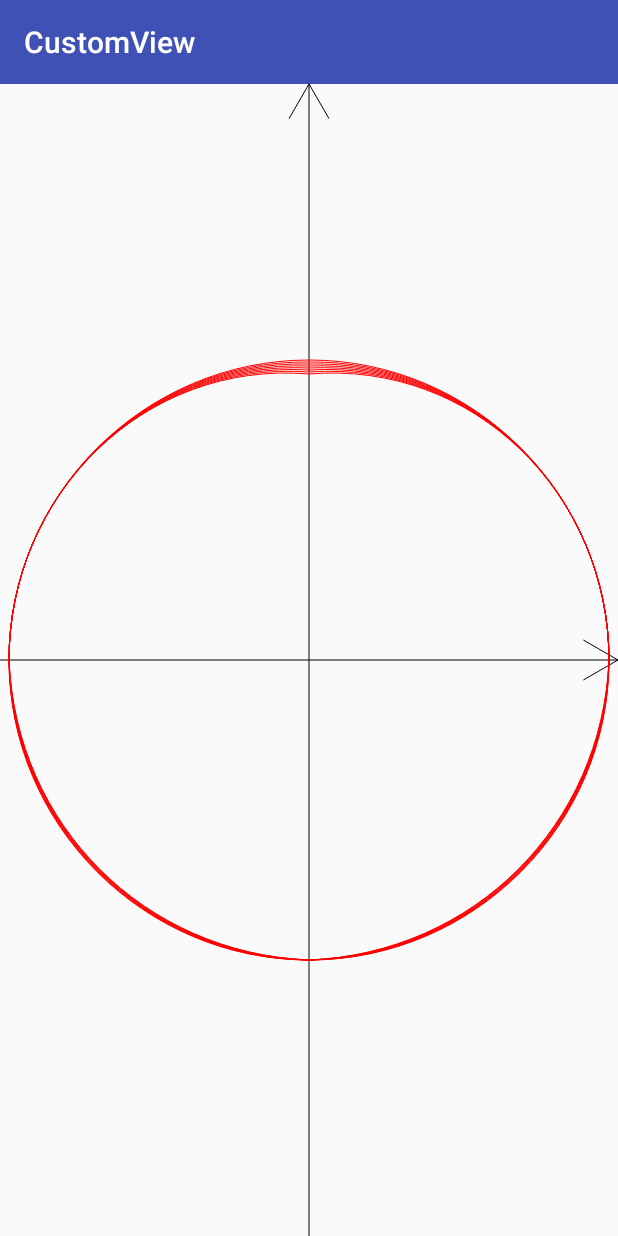
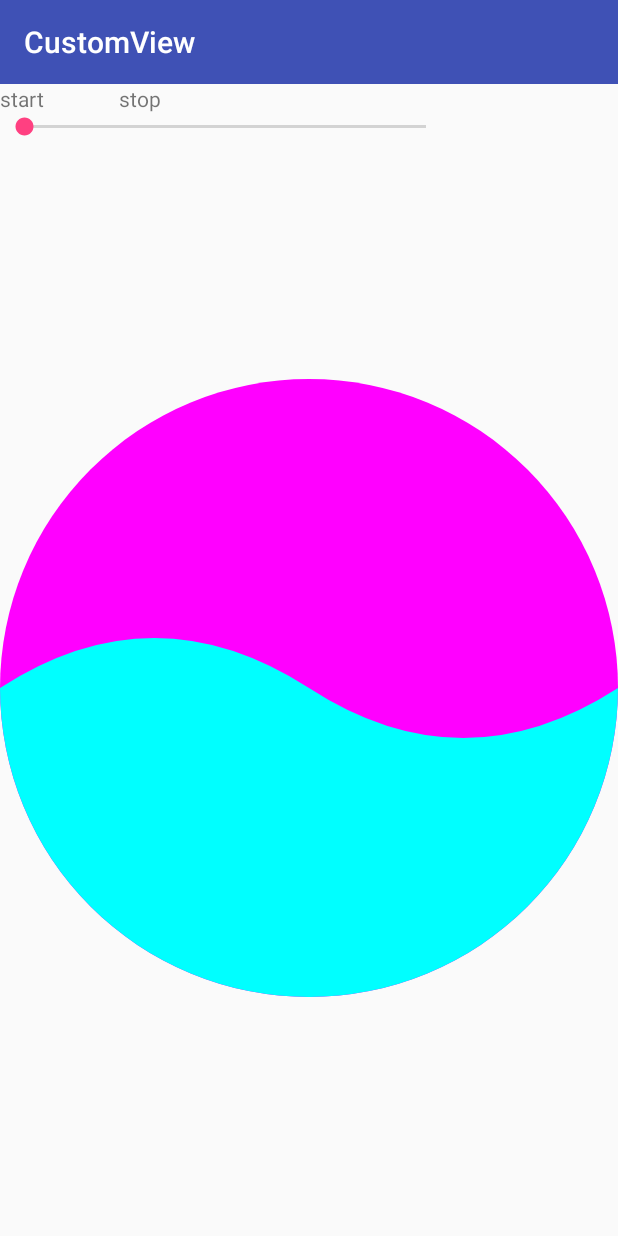
Before and after one commit to CrazyStoneJy/CustomView, an Android app: the screen it shows after launch (MainActivity), on a phone screen of 412 x 824 dp. Run offline under Robolectric (Android 15) with nearby library versions, the phone set to English and light mode, and no system bars.

Commit message:
增加WaveView

```diff
--- a/CustomView/app/build.gradle
+++ b/CustomView/app/build.gradle
@@ -5,7 +5,7 @@ android {
     buildToolsVersion "25.0.2"
     defaultConfig {
         applicationId "com.crazystone.me.customview"
-        minSdkVersion 14
+        minSdkVersion 19
         targetSdkVersion 25
         versionCode 1
         versionName "1.0"
--- a/CustomView/app/src/main/java/com/crazystone/me/customview/MainActivity.java
+++ b/CustomView/app/src/main/java/com/crazystone/me/customview/MainActivity.java
@@ -2,16 +2,61 @@ package com.crazystone.me.customview;
 
 import android.support.v7.app.AppCompatActivity;
 import android.os.Bundle;
+import android.view.View;
+import android.widget.SeekBar;
+import android.widget.TextView;
 
 import com.crazystone.me.customview.view.BezierTestView;
 import com.crazystone.me.customview.view.CircleBezierCurve;
+import com.crazystone.me.customview.view.WaveView;
 
 public class MainActivity extends AppCompatActivity {
+
+    TextView txt_start;
+    TextView txt_stop;
+    WaveView waveView;
+    SeekBar seekBar;
 
     @Override
     protected void onCreate(Bundle savedInstanceState) {
         super.onCreate(savedInstanceState);
-//        setContentView(R.layout.activity_main);
-        setContentView(new CircleBezierCurve(this));
+        setContentView(R.layout.activity_main);
+        init();
+//        setContentView(new WaveView(this));
+    }
+
+    private void init() {
+        txt_start = (TextView) findViewById(R.id.txt_start);
+        txt_stop = (TextView) findViewById(R.id.txt_stop);
+        waveView = (WaveView) findViewById(R.id.view_wave);
+        seekBar = (SeekBar) findViewById(R.id.seekbar_height);
+        txt_start.setOnClickListener(new View.OnClickListener() {
+            @Override
+            public void onClick(View v) {
+                waveView.start();
+            }
+        });
+        txt_stop.setOnClickListener(new View.OnClickListener() {
+            @Override
+            public void onClick(View v) {
+                waveView.stop();
+            }
+        });
+        seekBar.setOnSeekBarChangeListener(new SeekBar.OnSeekBarChangeListener() {
+            @Override
+            public void onProgressChanged(SeekBar seekBar, int progress, boolean fromUser) {
+                waveView.setProgress(progress);
+            }
+
+            @Override
+            public void onStartTrackingTouch(SeekBar seekBar) {
+
+            }
+
+            @Override
+            public void onStopTrackingTouch(SeekBar seekBar) {
+
+            }
+        });
     }
 }
--- a/CustomView/app/src/main/java/com/crazystone/me/customview/view/CircleBezierCurve.java
+++ b/CustomView/app/src/main/java/com/crazystone/me/customview/view/CircleBezierCurve.java
@@ -86,23 +86,24 @@ public class CircleBezierCurve extends View {
 
     @Override
     protected void onDraw(Canvas canvas) {
+        mPath.reset();
         canvas.translate(centerX, centerY);
         paint.setColor(Color.BLACK);
         drawCoordinate(canvas);
-//        drawControlLine(canvas);
+        drawControlLine(canvas);
         paint.setColor(Color.RED);
         drawBezierCircle(canvas);
 
         if (currentTime <= DEFAULT_DURATION) {
-            dataPoints[0].y += 1.2;
-            controlPoints[3].y -= 0.8;
-            controlPoints[4].y -= 0.8;
+            dataPoints[0].y += 1.0;
+//            controlPoints[0].y -= 1.2;
+//            controlPoints[7].y -= 1.2;
 
+//            controlPoints[3].y -= 0.1;
+//            controlPoints[4].y -= 0.1;
+//
             controlPoints[2].x -= 0.2;
             controlPoints[5].x += 0.2;
-
-            controlPoints[1].x += 0.05;
-            controlPoints[6].x -= 0.05;
 
             currentTime += PER;
             postInvalidateDelayed(PER);
@@ -112,7 +113,7 @@ public class CircleBezierCurve extends View {
 
     private void drawControlLine(Canvas canvas) {
 
-        canvas.drawLine(dataPoints[0].x, dataPoints[0].y, controlPoints[0].x, dataPoints[0].y, paint);
+        canvas.drawLine(dataPoints[0].x, dataPoints[0].y, controlPoints[0].x, controlPoints[0].y, paint);
         canvas.drawLine(controlPoints[1].x, controlPoints[1].y, dataPoints[1].x, dataPoints[1].y, paint);
         canvas.drawLine(dataPoints[1].x, dataPoints[1].y, controlPoints[2].x, controlPoints[2].y, paint);
         canvas.drawLine(controlPoints[3].x, controlPoints[3].y, dataPoints[2].x, dataPoints[2].y, paint);
--- /dev/null
+++ b/CustomView/app/src/main/java/com/crazystone/me/customview/view/WaveView.java
@@ -0,0 +1,164 @@
+package com.crazystone.me.customview.view;
+
+import android.animation.ValueAnimator;
+import android.content.Context;
+import android.graphics.Canvas;
+import android.graphics.Color;
+import android.graphics.Paint;
+import android.graphics.Path;
+import android.os.Build;
+import android.support.annotation.ColorInt;
+import android.support.annotation.Nullable;
+import android.util.AttributeSet;
+import android.view.View;
+import android.view.animation.LinearInterpolator;
+import android.view.inputmethod.CursorAnchorInfo;
+
+/**
+ * Created by crazy_stone on 17-5-19.
+ */
+
+public class WaveView extends View {
+
+    /**
+     * 最大振幅
+     */
+    private static final int DEFAULT_WAVE_HEIGHT = 100;
+    Paint paint;
+    Path wavePath;
+    Path circlePath;
+    ValueAnimator animator;
+    private int width, height;
+    private int centerY, centerX;
+    private int offset = 0;
+    private int waveLen;
+    private int progress = 50;
+    private int circleRadius = 0;
+
+    public WaveView(Context context) {
+        super(context);
+        init();
+    }
+
+    public WaveView(Context context, @Nullable AttributeSet attrs) {
+        super(context, attrs);
+        init();
+    }
+
+    public WaveView(Context context, @Nullable AttributeSet attrs, int defStyleAttr) {
+        super(context, attrs, defStyleAttr);
+        init();
+    }
+
+    private void init() {
+        paint = new Paint(Paint.ANTI_ALIAS_FLAG);
+        paint.setColor(Color.CYAN);
+        paint.setStyle(Paint.Style.FILL);
+
+        wavePath = new Path();
+        circlePath = new Path();
+    }
+
+    @Override
+    protected void onSizeChanged(int w, int h, int oldw, int oldh) {
+        super.onSizeChanged(w, h, oldw, oldh);
+        this.width = w;
+        this.height = h;
+        centerY = h / 2;
+        centerX = w / 2;
+        waveLen = width;
+        circleRadius = Math.min(centerX, centerY);
+    }
+
+    @Override
+    protected void onDraw(Canvas canvas) {
+
+        wavePath.reset();
+        circlePath.reset();
+
+        drawCircle(canvas, Color.MAGENTA);
+        drawWave(canvas);
+
+    }
+
+    private void drawWave(Canvas canvas) {
+        if (progress == 0) return;
+        if (progress == 100) {
+            drawCircle(canvas, Color.CYAN);
+            return;
+        }
+        paint.setColor(Color.CYAN);
+        wavePath.moveTo(-waveLen + offset, getWaveHeight());
+        for (int i = -waveLen; i <= width; i += waveLen) {
+            wavePath.quadTo(width / 4 + i + offset, getWaveHeight() - DEFAULT_WAVE_HEIGHT, width / 2 + i + offset, getWaveHeight());
+            wavePath.quadTo(width * 3 / 4 + i + offset, getWaveHeight() + DEFAULT_WAVE_HEIGHT, width + i + offset, getWaveHeight());
+        }
+        wavePath.lineTo(width, height);
+        wavePath.lineTo(0, height);
+        wavePath.close();
+
+        circlePath.addCircle(centerX, centerY, circleRadius, Path.Direction.CW);
+
+        circlePath.op(wavePath, Path.Op.INTERSECT);
+        canvas.drawPath(circlePath, paint);
+
+    }
+
+    private int getWaveHeight() {
+        return (int) ((centerY + circleRadius) - (progress / 100F) * (circleRadius * 2));
+    }
+
+    private void drawCircle(Canvas canvas, @ColorInt int color) {
+        paint.setColor(color);
+        canvas.drawCircle(centerX, centerY, circleRadius, paint);
+//        canvas.drawPath(circlePath, paint);
+    }
+
+
+    public void start() {
+        showAnim();
+    }
+
+    public void stop() {
+        if (animator != null && animator.isRunning()) {
+            animator.cancel();
+            animator = null;
+        }
+    }
+
+    public int getOffset() {
+        return offset;
+    }
+
+    public WaveView setOffset(int offset) {
+        this.offset = offset;
+        return this;
+    }
+
+    public int getProgress() {
+        return progress;
+    }
+
+    public WaveView setProgress(int progress) {
+        this.progress = progress;
+        invalidate();
+        return this;
+    }
+
+    private void showAnim() {
+        animator = ValueAnimator.ofInt(0, waveLen);
+        animator.setDuration(2000);
+        animator.setRepeatCount(Integer.MAX_VALUE);
+        animator.setInterpolator(new LinearInterpolator());
+        animator.start();
+        animator.addUpdateListener(new ValueAnimator.AnimatorUpdateListener() {
+            @Override
+            public void onAnimationUpdate(ValueAnimator animation) {
+                setOffset((Integer) animation.getAnimatedValue());
+                invalidate();
+            }
+        });
+    }
+
+
+}
--- a/CustomView/app/src/main/res/layout/activity_main.xml
+++ b/CustomView/app/src/main/res/layout/activity_main.xml
@@ -1,18 +1,40 @@
 <?xml version="1.0" encoding="utf-8"?>
-<android.support.constraint.ConstraintLayout xmlns:android="http://schemas.android.com/apk/res/android"
+<LinearLayout xmlns:android="http://schemas.android.com/apk/res/android"
     xmlns:app="http://schemas.android.com/apk/res-auto"
     xmlns:tools="http://schemas.android.com/tools"
     android:layout_width="match_parent"
     android:layout_height="match_parent"
-    tools:context="com.crazystone.me.customview.MainActivity">
+    android:orientation="vertical">
 
-    <TextView
-        android:layout_width="wrap_content"
+    <LinearLayout
+        android:layout_width="match_parent"
         android:layout_height="wrap_content"
-        android:text="Hello World!"
-        app:layout_constraintBottom_toBottomOf="parent"
-        app:layout_constraintLeft_toLeftOf="parent"
-        app:layout_constraintRight_toRightOf="parent"
-        app:layout_constraintTop_toTopOf="parent" />
+        android:orientation="horizontal">
 
-</android.support.constraint.ConstraintLayout>
+        <TextView
+            android:id="@+id/txt_start"
+            android:layout_width="wrap_content"
+            android:layout_height="wrap_content"
+            android:text="start" />
+
+        <TextView
+            android:id="@+id/txt_stop"
+            android:layout_width="wrap_content"
+            android:layout_height="wrap_content"
+            android:layout_marginLeft="50dp"
+            android:text="stop" />
+
+
+    </LinearLayout>
+
+    <SeekBar
+        android:id="@+id/seekbar_height"
+        android:layout_width="300dp"
+        android:layout_height="wrap_content" />
+
+    <com.crazystone.me.customview.view.WaveView
+        android:id="@+id/view_wave"
+        android:layout_width="match_parent"
+        android:layout_height="match_parent" />
+
+</LinearLayout>
```
